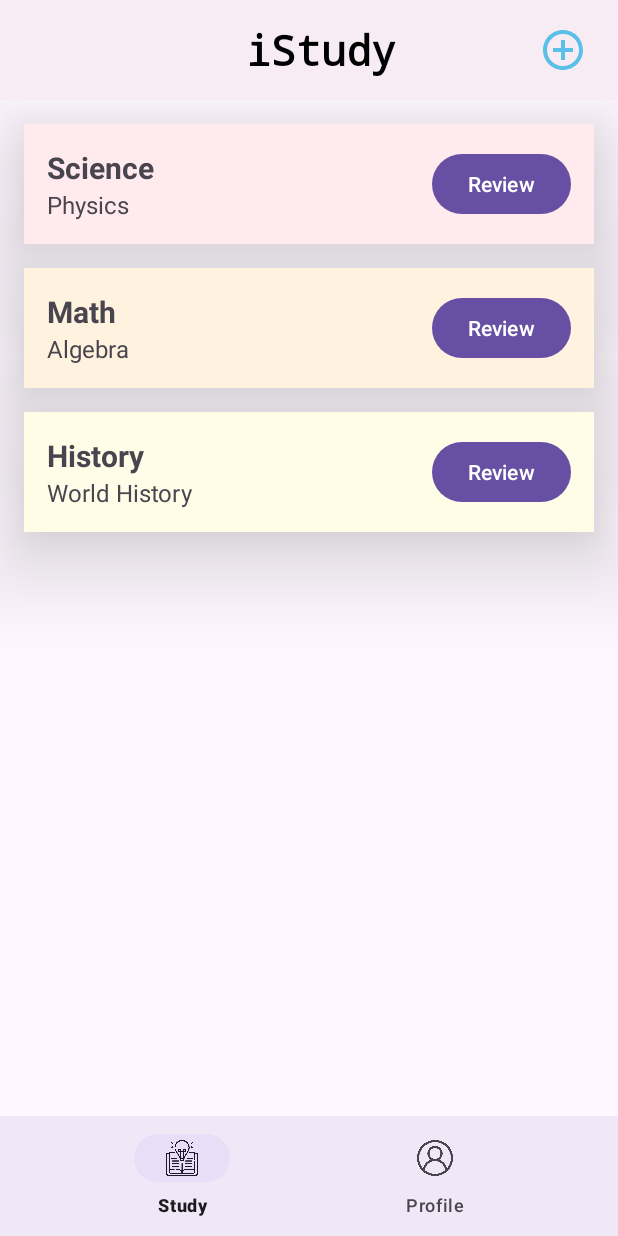
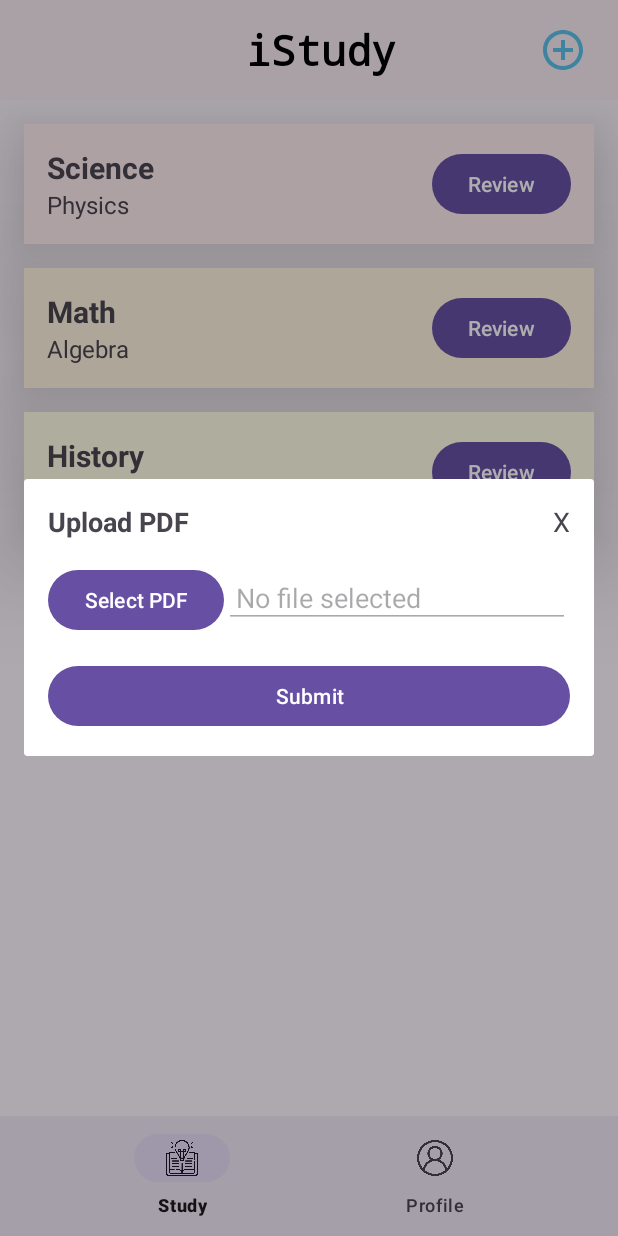
Before and after one commit to blurridge/iStudy, an Android app: the screen it shows after launch (MainActivity), after a tap on "Upload Document", on a phone screen of 412 x 824 dp. Run offline under Robolectric (Android 15) with nearby library versions, the phone set to English and light mode, and no system bars.

Commit message:
feat: added modal for uploading pdf

```diff
--- a/app/src/main/java/com/example/istudy/MainActivity.kt
+++ b/app/src/main/java/com/example/istudy/MainActivity.kt
@@ -37,7 +37,8 @@ class MainActivity : AppCompatActivity() {
         supportActionBar?.setDisplayShowTitleEnabled(false)
 
         binding.toolbarButton.setOnClickListener {
-            // Handle toolbar button click
+            val dialog = UploadPdfDialogFragment()
+            dialog.show(supportFragmentManager, "UploadPdfDialogFragment")
         }
         // ====================END OF TOOLBAR ============================================
 
--- /dev/null
+++ b/app/src/main/java/com/example/istudy/UploadPDFDialog.kt
@@ -0,0 +1,67 @@
+package com.example.istudy
+
+import android.app.Activity
+import android.content.Intent
+import android.net.Uri
+import android.os.Bundle
+import android.view.LayoutInflater
+import android.view.View
+import android.view.ViewGroup
+import android.widget.Toast
+import androidx.fragment.app.DialogFragment
+import com.example.istudy.databinding.DialogUploadPdfBinding
+
+class UploadPdfDialogFragment : DialogFragment() {
+
+    private lateinit var binding: DialogUploadPdfBinding;
+    private val PDF_PICK_CODE = 1001
+    private var selectedPdfUri: Uri? = null
+
+    override fun onCreateView(
+        inflater: LayoutInflater, container: ViewGroup?,
+        savedInstanceState: Bundle?
+    ): View {
+        binding = DialogUploadPdfBinding.inflate(inflater, container, false)
+        return binding.root
+    }
+
+    override fun onViewCreated(view: View, savedInstanceState: Bundle?) {
+        super.onViewCreated(view, savedInstanceState)
+
+        binding.closeButton.setOnClickListener {
+            dismiss()
+        }
+
+        binding.selectFileButton.setOnClickListener {
+            val intent = Intent(Intent.ACTION_GET_CONTENT)
+            intent.type = "application/pdf"
+            startActivityForResult(intent, PDF_PICK_CODE)
+        }
+
+        binding.submitButton.setOnClickListener {
+            if (selectedPdfUri != null) {
+                // Handle PDF submission (e.g., upload to server or save locally)
+                Toast.makeText(requireContext(), "PDF submitted", Toast.LENGTH_SHORT).show()
+                dismiss()
+            } else {
+                Toast.makeText(requireContext(), "Please select a PDF file first", Toast.LENGTH_SHORT).show()
+            }
+        }
+    }
+
+    override fun onActivityResult(requestCode: Int, resultCode: Int, data: Intent?) {
+        super.onActivityResult(requestCode, resultCode, data)
+        if (requestCode == PDF_PICK_CODE && resultCode == Activity.RESULT_OK) {
+            selectedPdfUri = data?.data
+            selectedPdfUri?.let {
+                binding.selectedFileText.setText(it.path)
+                Toast.makeText(requireContext(), "PDF selected", Toast.LENGTH_SHORT).show()
+            }
+        }
+    }
+
+    override fun onStart() {
+        super.onStart()
+        dialog?.window?.setLayout(ViewGroup.LayoutParams.MATCH_PARENT, ViewGroup.LayoutParams.WRAP_CONTENT)
+    }
+}
--- /dev/null
+++ b/app/src/main/res/layout/dialog_upload_pdf.xml
@@ -0,0 +1,59 @@
+<?xml version="1.0" encoding="utf-8"?>
+<LinearLayout xmlns:android="http://schemas.android.com/apk/res/android"
+    android:layout_width="match_parent"
+    android:layout_height="wrap_content"
+    android:orientation="vertical"
+    android:padding="16dp">
+
+    <RelativeLayout
+        android:layout_width="match_parent"
+        android:layout_height="wrap_content">
+
+        <TextView
+            android:id="@+id/dialog_title"
+            android:layout_width="wrap_content"
+            android:layout_height="wrap_content"
+            android:text="Upload PDF"
+            android:textSize="18sp"
+            android:textStyle="bold"
+            android:layout_alignParentStart="true"/>
+
+        <TextView
+            android:id="@+id/closeButton"
+            android:layout_width="wrap_content"
+            android:layout_height="wrap_content"
+            android:text="X"
+            android:textSize="18sp"
+            android:layout_alignParentEnd="true"/>
+    </RelativeLayout>
+
+    <LinearLayout
+        android:layout_width="match_parent"
+        android:layout_height="wrap_content"
+        android:orientation="horizontal"
+        android:layout_marginTop="16dp">
+
+        <Button
+            android:id="@+id/selectFileButton"
+            android:layout_width="wrap_content"
+            android:layout_height="wrap_content"
+            android:text="Select PDF"/>
+
+        <EditText
+            android:id="@+id/selectedFileText"
+            android:layout_width="0dp"
+            android:layout_height="wrap_content"
+            android:layout_weight="1"
+            android:hint="No file selected"
+            android:enabled="false"
+            android:padding="8dp"/>
+
+    </LinearLayout>
+
+    <Button
+        android:id="@+id/submitButton"
+        android:layout_width="match_parent"
+        android:layout_height="wrap_content"
+        android:text="Submit"
+        android:layout_marginTop="16dp"/>
+</LinearLayout>
```
